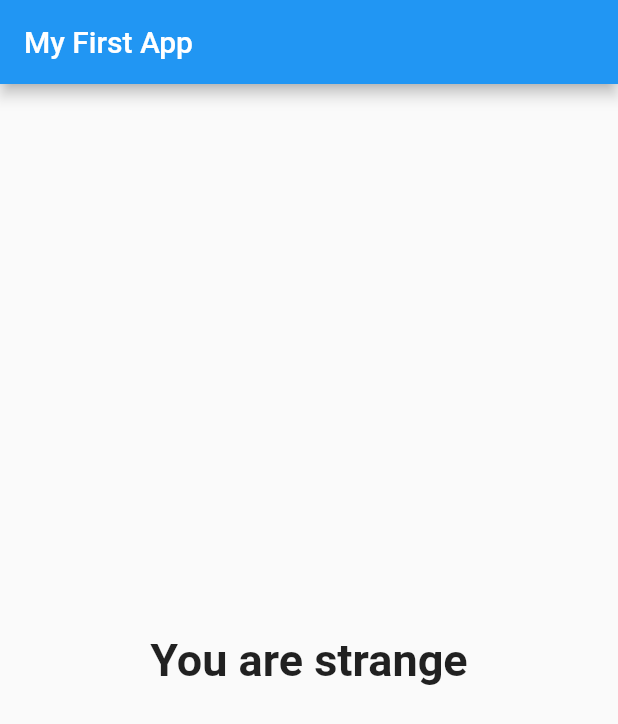
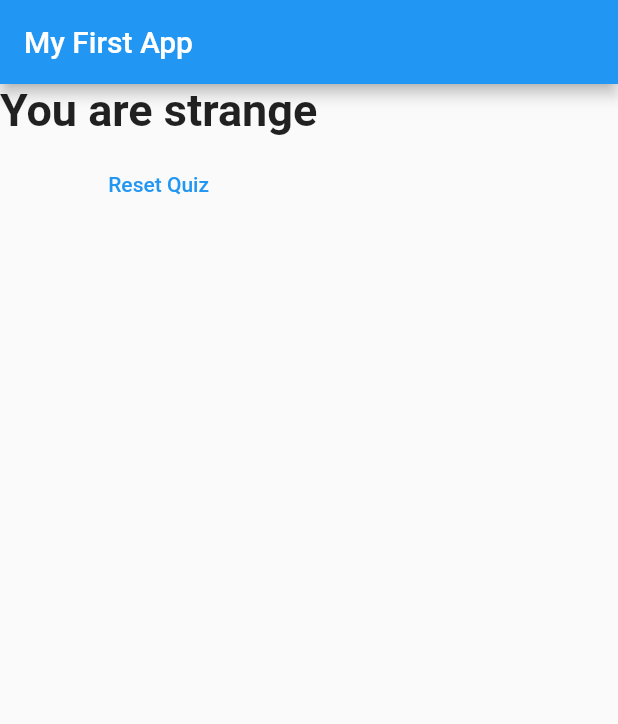
Before and after one commit to saurabhmirajkar/quiz, a Flutter app: the screen it shows after launch, after a tap on "Black", after a tap on "Wolf", after a tap on "Colt", on a phone screen of 412 x 824 dp. Shown: the top 724 px of the screen. Run offline on Flutter 3.47's test engine with Material 2 defaults, Android fonts, the phone set to English and light mode, and no system bars.

Commit message:
project completed

```diff
--- a/lib/widgets/result.dart
+++ b/lib/widgets/result.dart
@@ -2,8 +2,9 @@ import 'package:flutter/material.dart';
 
 class Result extends StatelessWidget {
   final int resultScore;
+  final VoidCallback resetHandler;
 
-  Result({this.resultScore});
+  Result({this.resultScore, this.resetHandler});
 
   String get resultPhrase {
     String resultText = 'You did it';
@@ -21,8 +22,9 @@ class Result extends StatelessWidget {
   }
 
   Widget build(BuildContext context) {
-    return Center(
-      child: Text(
+    return Column(
+      children: [
+        Text(
           resultPhrase,
           textAlign: TextAlign.center,
           style: TextStyle(
@@ -30,6 +32,14 @@ class Result extends StatelessWidget {
             fontWeight: FontWeight.bold,
           ),
         ),
+        SizedBox(
+          height: 8.0,
+        ),
+        TextButton(
+          onPressed: resetHandler,
+          child: Text('Reset Quiz'),
+        )
+      ],
     );
   }
 }
```
Also changed, not shown: lib/main.dart (+8 -0 lines). Lines whose indentation alone changed are shown as unchanged.
